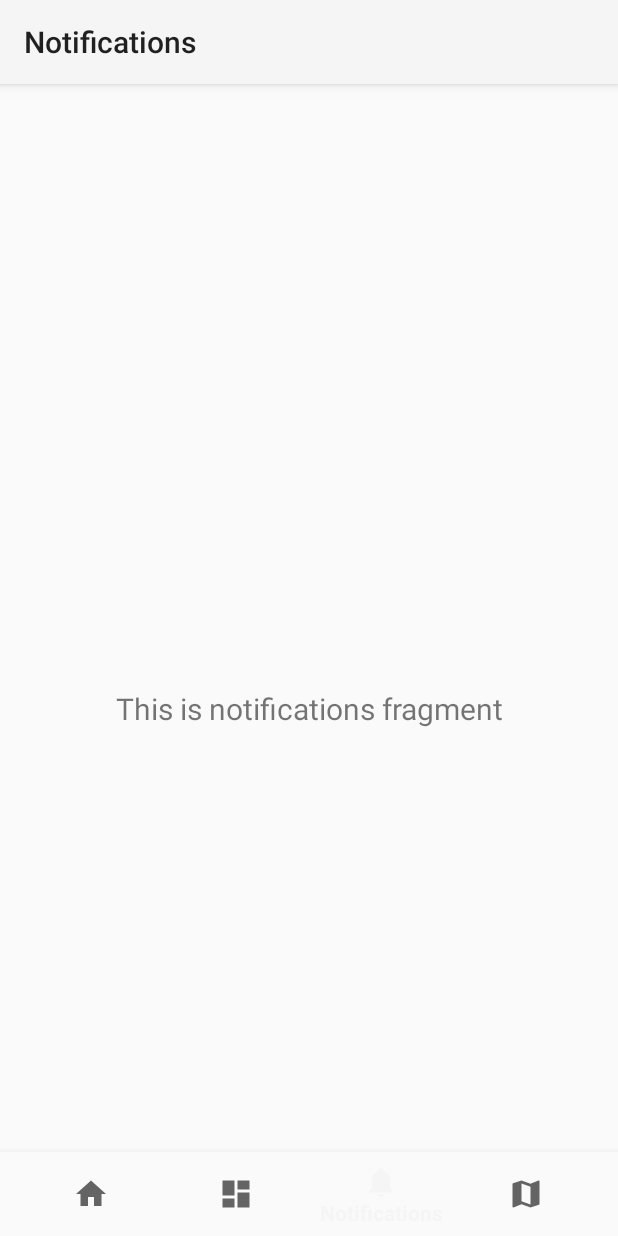
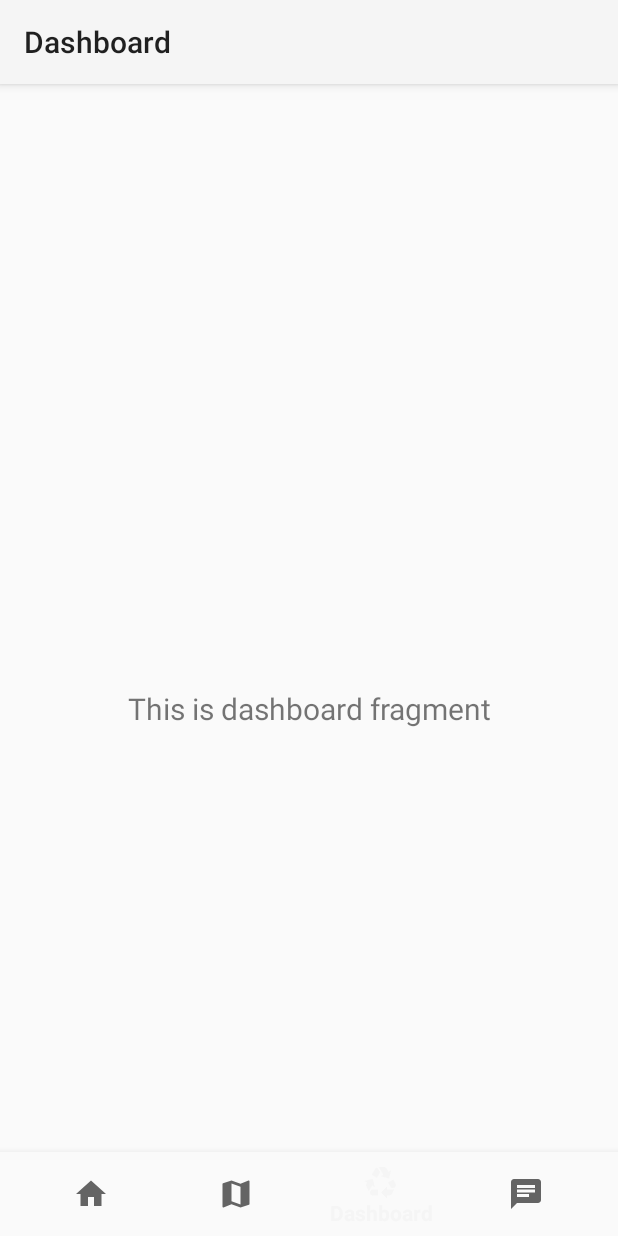
Before and after one commit to DonFalton/EcoApp2, an Android app: the screen it shows after launch (MainActivity), item 3 of the bottom bar chosen, on a phone screen of 412 x 824 dp. Run offline under Robolectric (Android 15) with nearby library versions, the phone set to English and light mode, and no system bars; our stand-ins replace navigation-ui.

Commit message:
I added vector icons for menus and modify bottom_nav_menu.xml

```diff
--- /dev/null
+++ b/app/src/main/res/drawable/baseline_chat_24.xml
@@ -0,0 +1,5 @@
+<vector android:autoMirrored="true" android:height="24dp"
+    android:tint="#000000" android:viewportHeight="24"
+    android:viewportWidth="24" android:width="24dp" xmlns:android="http://schemas.android.com/apk/res/android">
+    <path android:fillColor="@android:color/white" android:pathData="M20,2L4,2c-1.1,0 -1.99,0.9 -1.99,2L2,22l4,-4h14c1.1,0 2,-0.9 2,-2L22,4c0,-1.1 -0.9,-2 -2,-2zM6,9h12v2L6,11L6,9zM14,14L6,14v-2h8v2zM18,8L6,8L6,6h12v2z"/>
+</vector>
--- /dev/null
+++ b/app/src/main/res/drawable/baseline_email_24.xml
@@ -0,0 +1,5 @@
+<vector android:height="24dp" android:tint="#000000"
+    android:viewportHeight="24" android:viewportWidth="24"
+    android:width="24dp" xmlns:android="http://schemas.android.com/apk/res/android">
+    <path android:fillColor="@android:color/white" android:pathData="M20,4L4,4c-1.1,0 -1.99,0.9 -1.99,2L2,18c0,1.1 0.9,2 2,2h16c1.1,0 2,-0.9 2,-2L22,6c0,-1.1 -0.9,-2 -2,-2zM20,8l-8,5 -8,-5L4,6l8,5 8,-5v2z"/>
+</vector>
--- /dev/null
+++ b/app/src/main/res/drawable/baseline_expand_less_24.xml
@@ -0,0 +1,5 @@
+<vector android:height="24dp" android:tint="#000000"
+    android:viewportHeight="24" android:viewportWidth="24"
+    android:width="24dp" xmlns:android="http://schemas.android.com/apk/res/android">
+    <path android:fillColor="@android:color/white" android:pathData="M12,8l-6,6 1.41,1.41L12,10.83l4.59,4.58L18,14z"/>
+</vector>
--- /dev/null
+++ b/app/src/main/res/drawable/baseline_insert_comment_24.xml
@@ -0,0 +1,5 @@
+<vector android:autoMirrored="true" android:height="24dp"
+    android:tint="#000000" android:viewportHeight="24"
+    android:viewportWidth="24" android:width="24dp" xmlns:android="http://schemas.android.com/apk/res/android">
+    <path android:fillColor="@android:color/white" android:pathData="M20,2L4,2c-1.1,0 -2,0.9 -2,2v12c0,1.1 0.9,2 2,2h14l4,4L22,4c0,-1.1 -0.9,-2 -2,-2zM18,14L6,14v-2h12v2zM18,11L6,11L6,9h12v2zM18,8L6,8L6,6h12v2z"/>
+</vector>
--- /dev/null
+++ b/app/src/main/res/drawable/baseline_location_on_24.xml
@@ -0,0 +1,5 @@
+<vector android:height="24dp" android:tint="#000000"
+    android:viewportHeight="24" android:viewportWidth="24"
+    android:width="24dp" xmlns:android="http://schemas.android.com/apk/res/android">
+    <path android:fillColor="@android:color/white" android:pathData="M12,2C8.13,2 5,5.13 5,9c0,5.25 7,13 7,13s7,-7.75 7,-13c0,-3.87 -3.13,-7 -7,-7zM12,11.5c-1.38,0 -2.5,-1.12 -2.5,-2.5s1.12,-2.5 2.5,-2.5 2.5,1.12 2.5,2.5 -1.12,2.5 -2.5,2.5z"/>
+</vector>
--- /dev/null
+++ b/app/src/main/res/drawable/baseline_loop_24.xml
@@ -0,0 +1,5 @@
+<vector android:height="24dp" android:tint="#000000"
+    android:viewportHeight="24" android:viewportWidth="24"
+    android:width="24dp" xmlns:android="http://schemas.android.com/apk/res/android">
+    <path android:fillColor="@android:color/white" android:pathData="M12,4L12,1L8,5l4,4L12,6c3.31,0 6,2.69 6,6 0,1.01 -0.25,1.97 -0.7,2.8l1.46,1.46C19.54,15.03 20,13.57 20,12c0,-4.42 -3.58,-8 -8,-8zM12,18c-3.31,0 -6,-2.69 -6,-6 0,-1.01 0.25,-1.97 0.7,-2.8L5.24,7.74C4.46,8.97 4,10.43 4,12c0,4.42 3.58,8 8,8v3l4,-4 -4,-4v3z"/>
+</vector>
--- /dev/null
+++ b/app/src/main/res/drawable/baseline_message_24.xml
@@ -0,0 +1,5 @@
+<vector android:autoMirrored="true" android:height="24dp"
+    android:tint="#000000" android:viewportHeight="24"
+    android:viewportWidth="24" android:width="24dp" xmlns:android="http://schemas.android.com/apk/res/android">
+    <path android:fillColor="@android:color/white" android:pathData="M20,2L4,2c-1.1,0 -1.99,0.9 -1.99,2L2,22l4,-4h14c1.1,0 2,-0.9 2,-2L22,4c0,-1.1 -0.9,-2 -2,-2zM18,14L6,14v-2h12v2zM18,11L6,11L6,9h12v2zM18,8L6,8L6,6h12v2z"/>
+</vector>
--- /dev/null
+++ b/app/src/main/res/drawable/baseline_mode_night_24.xml
@@ -0,0 +1,5 @@
+<vector android:height="24dp" android:tint="#000000"
+    android:viewportHeight="24" android:viewportWidth="24"
+    android:width="24dp" xmlns:android="http://schemas.android.com/apk/res/android">
+    <path android:fillColor="@android:color/white" android:pathData="M9.5,2c-1.82,0 -3.53,0.5 -5,1.35c2.99,1.73 5,4.95 5,8.65s-2.01,6.92 -5,8.65C5.97,21.5 7.68,22 9.5,22c5.52,0 10,-4.48 10,-10S15.02,2 9.5,2z"/>
+</vector>
--- /dev/null
+++ b/app/src/main/res/drawable/baseline_more_horiz_24.xml
@@ -0,0 +1,5 @@
+<vector android:height="24dp" android:tint="#000000"
+    android:viewportHeight="24" android:viewportWidth="24"
+    android:width="24dp" xmlns:android="http://schemas.android.com/apk/res/android">
+    <path android:fillColor="@android:color/white" android:pathData="M6,10c-1.1,0 -2,0.9 -2,2s0.9,2 2,2 2,-0.9 2,-2 -0.9,-2 -2,-2zM18,10c-1.1,0 -2,0.9 -2,2s0.9,2 2,2 2,-0.9 2,-2 -0.9,-2 -2,-2zM12,10c-1.1,0 -2,0.9 -2,2s0.9,2 2,2 2,-0.9 2,-2 -0.9,-2 -2,-2z"/>
+</vector>
--- /dev/null
+++ b/app/src/main/res/drawable/baseline_question_mark_24.xml
@@ -0,0 +1,5 @@
+<vector android:height="24dp" android:tint="#000000"
+    android:viewportHeight="24" android:viewportWidth="24"
+    android:width="24dp" xmlns:android="http://schemas.android.com/apk/res/android">
+    <path android:fillColor="@android:color/white" android:pathData="M11.07,12.85c0.77,-1.39 2.25,-2.21 3.11,-3.44c0.91,-1.29 0.4,-3.7 -2.18,-3.7c-1.69,0 -2.52,1.28 -2.87,2.34L6.54,6.96C7.25,4.83 9.18,3 11.99,3c2.35,0 3.96,1.07 4.78,2.41c0.7,1.15 1.11,3.3 0.03,4.9c-1.2,1.77 -2.35,2.31 -2.97,3.45c-0.25,0.46 -0.35,0.76 -0.35,2.24h-2.89C10.58,15.22 10.46,13.95 11.07,12.85zM14,20c0,1.1 -0.9,2 -2,2s-2,-0.9 -2,-2c0,-1.1 0.9,-2 2,-2S14,18.9 14,20z"/>
+</vector>
--- /dev/null
+++ b/app/src/main/res/drawable/baseline_recycling_24.xml
@@ -0,0 +1,5 @@
+<vector android:height="24dp" android:tint="#000000"
+    android:viewportHeight="24" android:viewportWidth="24"
+    android:width="24dp" xmlns:android="http://schemas.android.com/apk/res/android">
+    <path android:fillColor="@android:color/white" android:pathData="M5.77,7.15L7.2,4.78l1.03,-1.71c0.39,-0.65 1.33,-0.65 1.72,0l1.48,2.46l-1.23,2.06L9.2,9.21L5.77,7.15zM21.72,12.97l-1.6,-2.66l-3.46,2L18.87,16H20c0.76,0 1.45,-0.43 1.79,-1.11C21.93,14.61 22,14.31 22,14C22,13.64 21.9,13.29 21.72,12.97zM16,21h1.5c0.76,0 1.45,-0.43 1.79,-1.11L20.74,17H16v-2l-4,4l4,4V21zM10,17H5.7l-0.84,1.41c-0.3,0.5 -0.32,1.12 -0.06,1.65l0,0C5.08,20.63 5.67,21 6.32,21H10V17zM6.12,14.35l1.73,1.04L6.48,9.9L1,11.27l1.7,1.02l-0.41,0.69c-0.35,0.59 -0.38,1.31 -0.07,1.92l1.63,3.26L6.12,14.35zM17.02,5.14l-1.3,-2.17C15.35,2.37 14.7,2 14,2h-3.53l3.12,5.2l-1.72,1.03l5.49,1.37l1.37,-5.49L17.02,5.14z"/>
+</vector>
--- /dev/null
+++ b/app/src/main/res/drawable/baseline_save_24.xml
@@ -0,0 +1,5 @@
+<vector android:height="24dp" android:tint="#000000"
+    android:viewportHeight="24" android:viewportWidth="24"
+    android:width="24dp" xmlns:android="http://schemas.android.com/apk/res/android">
+    <path android:fillColor="@android:color/white" android:pathData="M17,3L5,3c-1.11,0 -2,0.9 -2,2v14c0,1.1 0.89,2 2,2h14c1.1,0 2,-0.9 2,-2L21,7l-4,-4zM12,19c-1.66,0 -3,-1.34 -3,-3s1.34,-3 3,-3 3,1.34 3,3 -1.34,3 -3,3zM15,9L5,9L5,5h10v4z"/>
+</vector>
--- /dev/null
+++ b/app/src/main/res/drawable/baseline_school_24.xml
@@ -0,0 +1,5 @@
+<vector android:height="24dp" android:tint="#000000"
+    android:viewportHeight="24" android:viewportWidth="24"
+    android:width="24dp" xmlns:android="http://schemas.android.com/apk/res/android">
+    <path android:fillColor="@android:color/white" android:pathData="M5,13.18v4L12,21l7,-3.82v-4L12,17l-7,-3.82zM12,3L1,9l11,6 9,-4.91V17h2V9L12,3z"/>
+</vector>
--- /dev/null
+++ b/app/src/main/res/drawable/baseline_settings_24.xml
@@ -0,0 +1,5 @@
+<vector android:height="24dp" android:tint="#000000"
+    android:viewportHeight="24" android:viewportWidth="24"
+    android:width="24dp" xmlns:android="http://schemas.android.com/apk/res/android">
+    <path android:fillColor="@android:color/white" android:pathData="M19.14,12.94c0.04,-0.3 0.06,-0.61 0.06,-0.94c0,-0.32 -0.02,-0.64 -0.07,-0.94l2.03,-1.58c0.18,-0.14 0.23,-0.41 0.12,-0.61l-1.92,-3.32c-0.12,-0.22 -0.37,-0.29 -0.59,-0.22l-2.39,0.96c-0.5,-0.38 -1.03,-0.7 -1.62,-0.94L14.4,2.81c-0.04,-0.24 -0.24,-0.41 -0.48,-0.41h-3.84c-0.24,0 -0.43,0.17 -0.47,0.41L9.25,5.35C8.66,5.59 8.12,5.92 7.63,6.29L5.24,5.33c-0.22,-0.08 -0.47,0 -0.59,0.22L2.74,8.87C2.62,9.08 2.66,9.34 2.86,9.48l2.03,1.58C4.84,11.36 4.8,11.69 4.8,12s0.02,0.64 0.07,0.94l-2.03,1.58c-0.18,0.14 -0.23,0.41 -0.12,0.61l1.92,3.32c0.12,0.22 0.37,0.29 0.59,0.22l2.39,-0.96c0.5,0.38 1.03,0.7 1.62,0.94l0.36,2.54c0.05,0.24 0.24,0.41 0.48,0.41h3.84c0.24,0 0.44,-0.17 0.47,-0.41l0.36,-2.54c0.59,-0.24 1.13,-0.56 1.62,-0.94l2.39,0.96c0.22,0.08 0.47,0 0.59,-0.22l1.92,-3.32c0.12,-0.22 0.07,-0.47 -0.12,-0.61L19.14,12.94zM12,15.6c-1.98,0 -3.6,-1.62 -3.6,-3.6s1.62,-3.6 3.6,-3.6s3.6,1.62 3.6,3.6S13.98,15.6 12,15.6z"/>
+</vector>
--- /dev/null
+++ b/app/src/main/res/drawable/baseline_yard_24.xml
@@ -0,0 +1,6 @@
+<vector android:height="24dp" android:tint="#000000"
+    android:viewportHeight="24" android:viewportWidth="24"
+    android:width="24dp" xmlns:android="http://schemas.android.com/apk/res/android">
+    <path android:fillColor="@android:color/white" android:pathData="M20,2H4C2.9,2 2,2.9 2,4v16c0,1.1 0.9,2 2,2h16c1.1,0 2,-0.9 2,-2V4C22,2.9 21.1,2 20,2zM8,8.22c0,-0.86 0.7,-1.56 1.56,-1.56c0.33,0 0.64,0.1 0.89,0.28l-0.01,-0.12c0,-0.86 0.7,-1.56 1.56,-1.56s1.56,0.7 1.56,1.56l-0.01,0.12c0.26,-0.18 0.56,-0.28 0.89,-0.28c0.86,0 1.56,0.7 1.56,1.56c0,0.62 -0.37,1.16 -0.89,1.4C15.63,9.87 16,10.41 16,11.03c0,0.86 -0.7,1.56 -1.56,1.56c-0.33,0 -0.64,-0.11 -0.89,-0.28l0.01,0.12c0,0.86 -0.7,1.56 -1.56,1.56s-1.56,-0.7 -1.56,-1.56l0.01,-0.12c-0.26,0.18 -0.56,0.28 -0.89,0.28C8.7,12.59 8,11.89 8,11.03c0,-0.62 0.37,-1.16 0.89,-1.4C8.37,9.38 8,8.84 8,8.22zM12,19c-3.31,0 -6,-2.69 -6,-6C9.31,13 12,15.69 12,19c0,-3.31 2.69,-6 6,-6C18,16.31 15.31,19 12,19z"/>
+    <path android:fillColor="@android:color/white" android:pathData="M12,9.62m-1.56,0a1.56,1.56 0,1 1,3.12 0a1.56,1.56 0,1 1,-3.12 0"/>
+</vector>
--- a/app/src/main/res/menu/bottom_nav_menu.xml
+++ b/app/src/main/res/menu/bottom_nav_menu.xml
@@ -7,18 +7,19 @@
         android:title="@string/title_home" />
 
     <item
+        android:id="@+id/navigation_map"
+        android:icon="@drawable/baseline_map_24"
+        android:title="@string/title_map" />
+
+    <item
         android:id="@+id/navigation_dashboard"
-        android:icon="@drawable/ic_dashboard_black_24dp"
+        android:icon="@drawable/baseline_recycling_24"
         android:title="@string/title_dashboard" />
 
     <item
         android:id="@+id/navigation_notifications"
-        android:icon="@drawable/ic_notifications_black_24dp"
+        android:icon="@drawable/baseline_chat_24"
         android:title="@string/title_notifications" />
 
-    <item
-        android:id="@+id/navigation_map"
-        android:icon="@drawable/baseline_map_24"
-        android:title="@string/title_map" />
 
 </menu>
```
Also changed, not shown: 1 other file.
